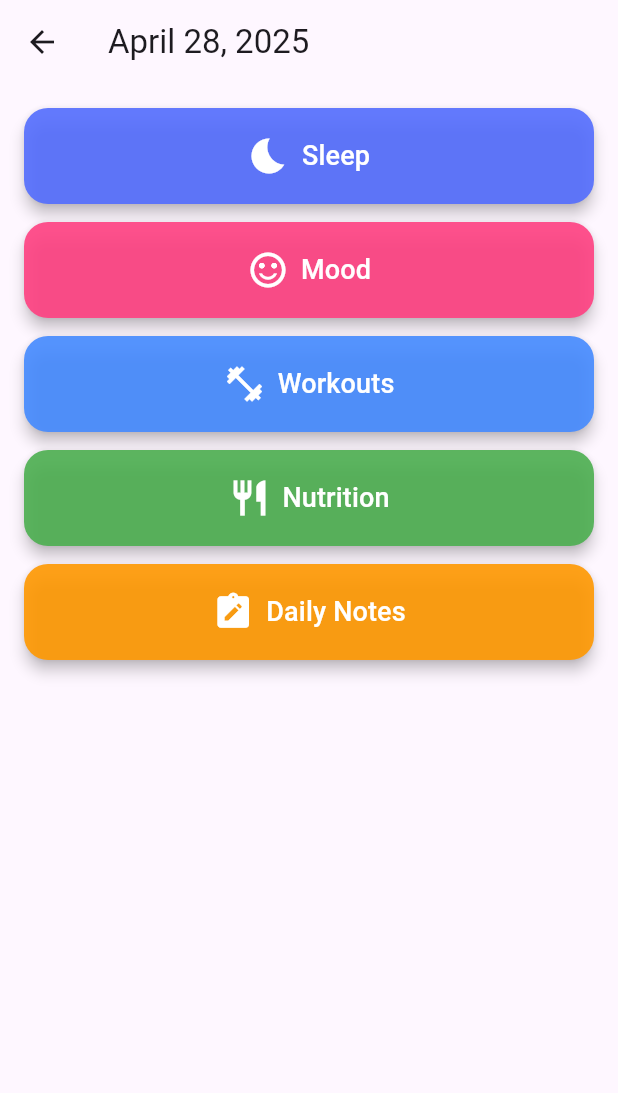
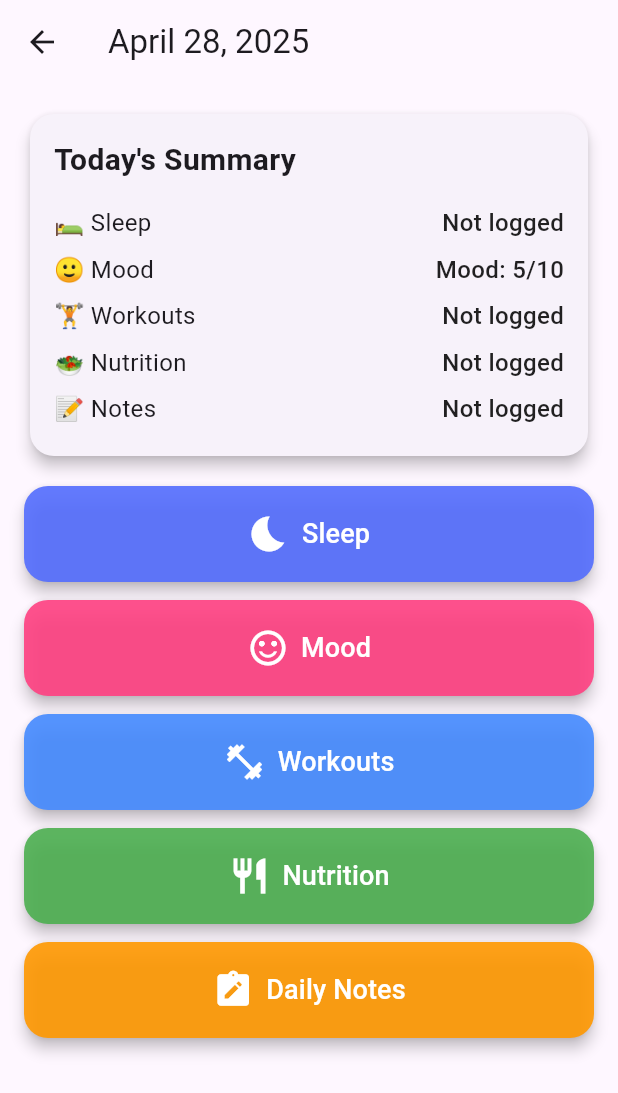
Before and after one commit to rahul-iyers/thrive, a Flutter app: the screen it shows once a user with an empty profile is signed in, after a tap on the "chevron left" icon, after a tap on the "chevron right" icon, after a tap on "28", on a phone screen of 412 x 824 dp. Shown: the top 1093 px of the screen. Run offline on Flutter 3.47's test engine with Material 3 defaults, Android fonts, the phone set to English and light mode, and no system bars; our stand-ins replace cloud_firestore, firebase_auth, firebase_core, hive, hive_flutter; accounts and stored records are empty; generated files the repository leaves out were written again.

Commit message:
day-detail-screen ui updates

```diff
--- a/thrive/lib/day_detail_screen.dart
+++ b/thrive/lib/day_detail_screen.dart
@@ -9,7 +9,6 @@ import 'screens/daily_notes_screen.dart';
 import 'package:hive_flutter/hive_flutter.dart';
 import 'package:intl/intl.dart';
 import '../services/firestore_service.dart';
-
 
 class DayDetailScreen extends StatefulWidget {
   final DateTime date;
@@ -40,24 +39,6 @@ class _DayDetailScreenState extends State<DayDetailScreen> {
     loadHabit();
   }
 
-  // void loadHabit() {
-  //   final key = DateFormat('yyyy-MM-dd').format(widget.date);
-  //   final storedHabit = habitBox.get(key);
-  //   if (storedHabit != null) {
-  //     setState(() {
-  //       habit = storedHabit;
-  //       sleepHours = storedHabit.sleepHours;
-  //       moodRating = storedHabit.moodRating;
-  //       dietNotes = storedHabit.dietNotes;
-  //       exercises = storedHabit.exercises;
-  //       workoutNotes = storedHabit.workoutNotes;
-  //       dailyNotes = storedHabit.dailyNotes;
-  //       sleepQuality = storedHabit.sleepQuality;
-  //       sleepNotes = storedHabit.sleepNotes;
-  //     });
-  //   }
-  // }
-
   void saveHabit() {
     final key = DateFormat('yyyy-MM-dd').format(widget.date);
     final newHabit = Habit(
@@ -80,27 +61,40 @@ class _DayDetailScreenState extends State<DayDetailScreen> {
   void loadHabit() async {
     final key = DateFormat('yyyy-MM-dd').format(widget.date);
     Habit? storedHabit = habitBox.get(key);
-
     storedHabit ??= await loadHabitFromFirestore(widget.date, context);
 
     if (storedHabit != null) {
-      final Habit habitToUse = storedHabit;
+      final Habit nonNullHabit = storedHabit;
       setState(() {
-        habit = storedHabit;
-        sleepHours = habitToUse.sleepHours;
-        moodRating = habitToUse.moodRating;
-        dietNotes = habitToUse.dietNotes;
-        exercises = habitToUse.exercises;
-        workoutNotes = habitToUse.workoutNotes;
-        dailyNotes = habitToUse.dailyNotes;
-        sleepQuality = habitToUse.sleepQuality;
-        sleepNotes = habitToUse.sleepNotes;
+        habit = nonNullHabit;
+        sleepHours = nonNullHabit.sleepHours;
+        moodRating = nonNullHabit.moodRating;
+        dietNotes = nonNullHabit.dietNotes;
+        exercises = nonNullHabit.exercises;
+        workoutNotes = nonNullHabit.workoutNotes;
+        dailyNotes = nonNullHabit.dailyNotes;
+        sleepQuality = nonNullHabit.sleepQuality;
+        sleepNotes = nonNullHabit.sleepNotes;
       });
     }
   }
 
-
-
+  Future<T?> _slideToPage<T>(Widget page) {
+    return Navigator.push<T>(
+      context,
+      PageRouteBuilder(
+        transitionDuration: Duration(milliseconds: 300),
+        pageBuilder: (_, __, ___) => page,
+        transitionsBuilder: (_, animation, __, child) {
+          final offsetAnimation = Tween<Offset>(
+            begin: Offset(1.0, 0.0),
+            end: Offset.zero,
+          ).animate(animation);
+          return SlideTransition(position: offsetAnimation, child: child);
+        },
+      ),
+    );
+  }
 
   Widget _buildCategoryButton({
     required IconData icon,
@@ -125,6 +119,62 @@ class _DayDetailScreenState extends State<DayDetailScreen> {
     );
   }
 
+  Widget _buildDailySummaryCard() {
+    return Card(
+      shape: RoundedRectangleBorder(borderRadius: BorderRadius.circular(16)),
+      elevation: 4,
+      child: Padding(
+        padding: const EdgeInsets.all(16),
+        child: Column(
+          crossAxisAlignment: CrossAxisAlignment.start,
+          children: [
+            Text('Today\'s Summary', style: TextStyle(fontSize: 20, fontWeight: FontWeight.bold)),
+            SizedBox(height: 12),
+            _buildSummaryRow('🛌 Sleep', sleepHours > 0
+                ? '${sleepHours.toStringAsFixed(1)}h • Quality: ${_sleepQualityText(sleepQuality)}'
+                : 'Not logged'),
+            _buildSummaryRow('🙂 Mood', moodRating > 0
+                ? 'Mood: $moodRating/10'
+                : 'Not logged'),
+            _buildSummaryRow('🏋️ Workouts', (habit?.workouts.isNotEmpty ?? false)
+                ? '${habit!.workouts.length} workout(s)'
+                : 'Not logged'),
+            _buildSummaryRow('🥗 Nutrition', (habit?.foods.isNotEmpty ?? false)
+                ? '${habit!.foods.fold(0.0, (sum, food) => sum + food.calories).toStringAsFixed(0)} cal'
+                : 'Not logged'),
+            _buildSummaryRow('📝 Notes', dailyNotes.isNotEmpty
+                ? 'Added'
+                : 'Not logged'),
+          ],
+        ),
+      ),
+    );
+  }
+
+  Widget _buildSummaryRow(String title, String detail) {
+    return Padding(
+      padding: const EdgeInsets.symmetric(vertical: 4),
+      child: Row(
+        mainAxisAlignment: MainAxisAlignment.spaceBetween,
+        children: [
+          Text(title, style: TextStyle(fontSize: 16)),
+          Text(detail, style: TextStyle(
+            fontSize: 16,
+            fontWeight: FontWeight.w500,
+            color: Colors.black87,
+          )),
+        ],
+      ),
+    );
+  }
+
+  String _sleepQualityText(int quality) {
+    if (quality >= 4) return 'Excellent';
+    if (quality == 3) return 'Good';
+    if (quality == 2) return 'Okay';
+    return 'Poor';
+  }
+
   @override
   Widget build(BuildContext context) {
     return Scaffold(
@@ -135,22 +185,20 @@ class _DayDetailScreenState extends State<DayDetailScreen> {
         padding: const EdgeInsets.all(16),
         child: ListView(
           children: [
+            _buildDailySummaryCard(),
+            SizedBox(height: 16),
             _buildCategoryButton(
               icon: Icons.bedtime,
               label: 'Sleep',
               color: Colors.indigoAccent,
               onPressed: () async {
-                final updatedSleepData = await Navigator.push<Map<String, dynamic>>(
-                  context,
-                  MaterialPageRoute(
-                    builder: (context) => SleepEntryScreen(
+                final updatedSleepData = await _slideToPage<Map<String, dynamic>>(
+                  SleepEntryScreen(
                     initialSleepHours: sleepHours,
                     initialSleepQuality: sleepQuality,
                     initialSleepNotes: sleepNotes,
                   ),
-                  ),
                 );
-
                 if (updatedSleepData != null) {
                   setState(() {
                     sleepHours = updatedSleepData['sleepHours'];
@@ -161,17 +209,14 @@ class _DayDetailScreenState extends State<DayDetailScreen> {
                 }
               },
             ),
-
-
             SizedBox(height: 12),
             _buildCategoryButton(
               icon: Icons.sentiment_satisfied_alt,
               label: 'Mood',
               color: Colors.pinkAccent,
               onPressed: () async {
-                final updatedMood = await Navigator.push<int>(
-                  context,
-                  MaterialPageRoute(builder: (context) => MoodEntryScreen(initialMoodRating: moodRating)),
+                final updatedMood = await _slideToPage<int>(
+                  MoodEntryScreen(initialMoodRating: moodRating),
                 );
                 if (updatedMood != null) {
                   setState(() {
@@ -187,19 +232,16 @@ class _DayDetailScreenState extends State<DayDetailScreen> {
               label: 'Workouts',
               color: Colors.blueAccent,
               onPressed: () async {
-                final updatedHabit = await Navigator.push<Habit>(
-                  context,
-                  MaterialPageRoute(
-                    builder: (context) => WorkoutsScreen(habit: habit ?? Habit(
+                final updatedHabit = await _slideToPage<Habit>(
+                  WorkoutsScreen(habit: habit ?? Habit(
                     sleepHours: sleepHours,
                     moodRating: moodRating,
                     dietNotes: dietNotes,
                     exercises: exercises,
                     foods: [],
                     workoutNotes: workoutNotes,
-                      dailyNotes: dailyNotes
+                    dailyNotes: dailyNotes,
                   )),
-                  ),
                 );
                 if (updatedHabit != null) {
                   setState(() {
@@ -216,19 +258,16 @@ class _DayDetailScreenState extends State<DayDetailScreen> {
               label: 'Nutrition',
               color: Colors.green,
               onPressed: () async {
-                final updatedHabit = await Navigator.push<Habit>(
-                  context,
-                  MaterialPageRoute(
-                    builder: (context) => NutritionScreen(habit: habit ?? Habit(
+                final updatedHabit = await _slideToPage<Habit>(
+                  NutritionScreen(habit: habit ?? Habit(
                     sleepHours: sleepHours,
                     moodRating: moodRating,
                     dietNotes: dietNotes,
                     exercises: exercises,
                     foods: [],
                     workoutNotes: workoutNotes,
-                      dailyNotes: dailyNotes
+                    dailyNotes: dailyNotes,
                   )),
-                  ),
                 );
                 if (updatedHabit != null) {
                   setState(() {
@@ -245,9 +284,8 @@ class _DayDetailScreenState extends State<DayDetailScreen> {
               label: 'Daily Notes',
               color: Colors.orange,
               onPressed: () async {
-                final updatedNotes = await Navigator.push<String>(
-                  context,
-                  MaterialPageRoute(builder: (context) => DailyNotesScreen(initialNotes: dailyNotes)),
+                final updatedNotes = await _slideToPage<String>(
+                  DailyNotesScreen(initialNotes: dailyNotes),
                 );
                 if (updatedNotes != null) {
                   setState(() {
```
Lines whose indentation alone changed are shown as unchanged.
